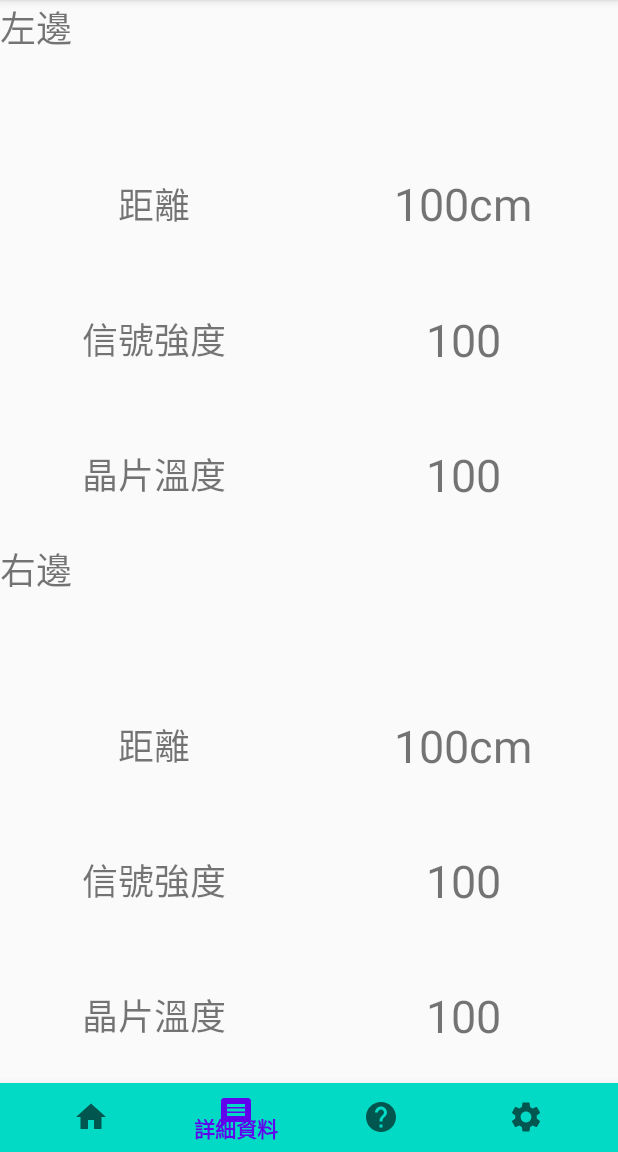
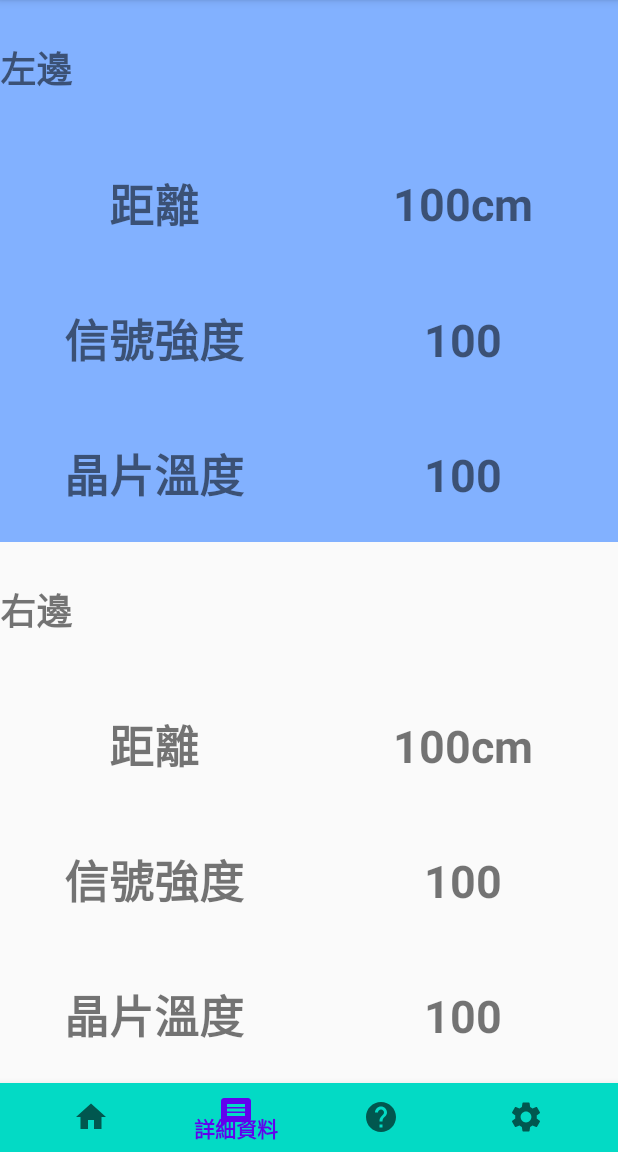
Before and after one commit to A060E105/KSU_Project, an Android app: the screen it shows after launch (MainActivity), item 2 of the bottom bar chosen, on a phone screen of 412 x 824 dp, the part 84-1236 px from its top. Run offline under Robolectric (Android 15) with nearby library versions, the phone set to English and light mode, and no system bars; our stand-ins replace ButterKnife; 4 statements that could not run were skipped.

Commit message:
[Android]fragment_help.xml新增VedioView,MainActivity.java新增連接藍芽裝置功能

```diff
--- a/Android/app/build.gradle
+++ b/Android/app/build.gradle
@@ -39,6 +39,7 @@ dependencies {
     implementation "androidx.drawerlayout:drawerlayout:1.0.0"
     implementation 'androidx.legacy:legacy-support-v4:1.0.0'
     implementation 'com.google.android.material:material:1.1.0'
+    implementation 'androidx.gridlayout:gridlayout:1.0.0'
     testImplementation 'junit:junit:4.12'
     androidTestImplementation 'androidx.test.ext:junit:1.1.1'
     androidTestImplementation 'androidx.test.espresso:espresso-core:3.2.0'
--- a/Android/app/src/main/AndroidManifest.xml
+++ b/Android/app/src/main/AndroidManifest.xml
@@ -17,7 +17,13 @@
             </intent-filter>
         </activity>
     </application>
+    <!-- 藍芽權限 -->
     <uses-permission android:name="android.permission.BLUETOOTH" />
     <uses-permission android:name="android.permission.BLUETOOTH_ADMIN" />
+    <!-- 影片權限 -->
+    <uses-permission android:name="android.permission.READ_EXTERNAL_STORAGE" />
+    <uses-permission android:name="android.permission.INTERNET" />
+
+
 
 </manifest>
--- a/Android/app/src/main/java/com/example/tfminiplusapp/Fragment_help.java
+++ b/Android/app/src/main/java/com/example/tfminiplusapp/Fragment_help.java
@@ -1,12 +1,19 @@
 package com.example.tfminiplusapp;
 
+//import android.media.session.MediaController;
+import android.widget.MediaController;
+import android.media.session.MediaSession;
+import android.os.Build;
 import android.os.Bundle;
 
+import androidx.annotation.RequiresApi;
 import androidx.fragment.app.Fragment;
 
+import android.os.Parcelable;
 import android.view.LayoutInflater;
 import android.view.View;
 import android.view.ViewGroup;
+import android.widget.VideoView;
 
 /**
  * A simple {@link Fragment} subclass.
@@ -19,6 +26,7 @@ public class Fragment_help extends Fragment {
     // the fragment initialization parameters, e.g. ARG_ITEM_NUMBER
     private static final String ARG_PARAM1 = "param1";
     private static final String ARG_PARAM2 = "param2";
+//    public static final Parcelable.Creator<MediaSession.Token> CREATOR;
 
     // TODO: Rename and change types of parameters
     private String mParam1;
@@ -53,12 +61,20 @@ public class Fragment_help extends Fragment {
             mParam1 = getArguments().getString(ARG_PARAM1);
             mParam2 = getArguments().getString(ARG_PARAM2);
         }
+
     }
 
     @Override
     public View onCreateView(LayoutInflater inflater, ViewGroup container,
                              Bundle savedInstanceState) {
         // Inflate the layout for this fragment
+        VideoView videoView = null;
+        videoView = (VideoView) videoView.findViewById(R.id.videoView2);
+        videoView.requestFocus();
+        MediaController mc = new MediaController(getActivity());
+        videoView.setMediaController(mc);
+        videoView.setVideoPath("/raw/vedio.mp4");
+
         return inflater.inflate(R.layout.fragment_help, container, false);
     }
 }
--- a/Android/app/src/main/java/com/example/tfminiplusapp/MainActivity.java
+++ b/Android/app/src/main/java/com/example/tfminiplusapp/MainActivity.java
@@ -82,7 +82,6 @@ public class MainActivity extends AppCompatActivity {
         });
     }
 
-    @SuppressLint("LongLogTag")
     public void bluefunction() {
 
         BluetoothAdapter mBluetoothAdapter = BluetoothAdapter.getDefaultAdapter();
@@ -91,6 +90,7 @@ public class MainActivity extends AppCompatActivity {
         if (mBluetoothAdapter == null) {
             // device doesn't support Bluetooth
             Log.d("Bluetooth", "device doesn't support Bluetooth");
+            return;
         } else {
             // device does support Bluetooth
             Log.d("Bluetooth", "device does support Bluetooth");
@@ -119,5 +119,4 @@ public class MainActivity extends AppCompatActivity {
         }
     }
 
-
 }
--- a/Android/app/src/main/res/layout/fragment_message.xml
+++ b/Android/app/src/main/res/layout/fragment_message.xml
@@ -20,6 +20,7 @@
             android:layout_width="match_parent"
             android:layout_height="match_parent"
             android:layout_weight="1"
+            android:background="#82B1FF"
             android:orientation="horizontal">
 
             <LinearLayout
@@ -32,36 +33,41 @@
                     android:id="@+id/tv_1"
                     android:layout_width="match_parent"
                     android:layout_height="match_parent"
+                    android:layout_weight="1"
+                    android:gravity="center|left"
                     android:text="左邊"
-                    android:layout_weight="1"
-                    android:textSize="24sp" />
+                    android:textSize="24sp"
+                    android:textStyle="bold" />
 
                 <TextView
                     android:id="@+id/tv_2"
                     android:layout_width="match_parent"
                     android:layout_height="match_parent"
+                    android:layout_weight="1"
                     android:gravity="center"
                     android:text="距離"
-                    android:layout_weight="1"
-                    android:textSize="24sp" />
+                    android:textSize="30sp"
+                    android:textStyle="bold" />
 
                 <TextView
                     android:id="@+id/tv_3"
                     android:layout_width="match_parent"
                     android:layout_height="match_parent"
+                    android:layout_weight="1"
                     android:gravity="center"
                     android:text="信號強度"
-                    android:layout_weight="1"
-                    android:textSize="24sp" />
+                    android:textSize="30sp"
+                    android:textStyle="bold" />
 
                 <TextView
                     android:id="@+id/tv_4"
                     android:layout_width="match_parent"
                     android:layout_height="match_parent"
+                    android:layout_weight="1"
                     android:gravity="center"
                     android:text="晶片溫度"
-                    android:layout_weight="1"
-                    android:textSize="24sp" />
+                    android:textSize="30sp"
+                    android:textStyle="bold" />
 
             </LinearLayout>
 
@@ -84,25 +90,28 @@
                     android:gravity="center"
                     android:text="100cm"
                     android:textAllCaps="false"
-                    android:textSize="30sp" />
+                    android:textSize="30sp"
+                    android:textStyle="bold" />
 
                 <TextView
                     android:id="@+id/tv_10"
                     android:layout_width="match_parent"
                     android:layout_height="match_parent"
+                    android:layout_weight="1"
                     android:gravity="center"
                     android:text="100"
-                    android:layout_weight="1"
-                    android:textSize="30sp" />
+                    android:textSize="30sp"
+                    android:textStyle="bold" />
 
                 <TextView
                     android:id="@+id/tv_11"
                     android:layout_width="match_parent"
                     android:layout_height="match_parent"
+                    android:layout_weight="1"
                     android:gravity="center"
-                    android:layout_weight="1"
                     android:text="100"
-                    android:textSize="30sp" />
+                    android:textSize="30sp"
+                    android:textStyle="bold" />
 
             </LinearLayout>
 
@@ -124,36 +133,41 @@
                     android:id="@+id/tv_5"
                     android:layout_width="match_parent"
                     android:layout_height="match_parent"
+                    android:layout_weight="1"
+                    android:gravity="center|left"
                     android:text="右邊"
-                    android:layout_weight="1"
-                    android:textSize="24sp" />
+                    android:textSize="24sp"
+                    android:textStyle="bold" />
 
                 <TextView
                     android:id="@+id/tv_6"
                     android:layout_width="match_parent"
                     android:layout_height="match_parent"
+                    android:layout_weight="1"
                     android:gravity="center"
                     android:text="距離"
-                    android:layout_weight="1"
-                    android:textSize="24sp" />
+                    android:textSize="30sp"
+                    android:textStyle="bold" />
 
                 <TextView
                     android:id="@+id/tv_7"
                     android:layout_width="match_parent"
                     android:layout_height="match_parent"
+                    android:layout_weight="1"
                     android:gravity="center"
                     android:text="信號強度"
-                    android:layout_weight="1"
-                    android:textSize="24sp" />
+                    android:textSize="30sp"
+                    android:textStyle="bold" />
 
                 <TextView
                     android:id="@+id/tv_8"
                     android:layout_width="match_parent"
                     android:layout_height="match_parent"
+                    android:layout_weight="1"
                     android:gravity="center"
                     android:text="晶片溫度"
-                    android:layout_weight="1"
-                    android:textSize="24sp" />
+                    android:textSize="30sp"
+                    android:textStyle="bold" />
 
             </LinearLayout>
 
@@ -172,28 +186,31 @@
                     android:id="@+id/tv_12"
                     android:layout_width="match_parent"
                     android:layout_height="match_parent"
+                    android:layout_weight="1"
                     android:gravity="center"
                     android:text="100cm"
-                    android:layout_weight="1"
-                    android:textSize="30sp" />
+                    android:textSize="30sp"
+                    android:textStyle="bold" />
 
                 <TextView
                     android:id="@+id/tv_13"
                     android:layout_width="match_parent"
                     android:layout_height="match_parent"
+                    android:layout_weight="1"
                     android:gravity="center"
                     android:text="100"
-                    android:layout_weight="1"
-                    android:textSize="30sp" />
+                    android:textSize="30sp"
+                    android:textStyle="bold" />
 
                 <TextView
                     android:id="@+id/tv_14"
                     android:layout_width="match_parent"
                     android:layout_height="match_parent"
+                    android:layout_weight="1"
                     android:gravity="center"
                     android:text="100"
-                    android:layout_weight="1"
-                    android:textSize="30sp" />
+                    android:textSize="30sp"
+                    android:textStyle="bold" />
             </LinearLayout>
         </LinearLayout>
 
```
Also changed, not shown: Android/app/src/main/res/layout/fragment_help.xml (+17 -5 lines), Android/app/src/main/res/layout/fragment_setting.xml (+10 -10 lines), 2 other files.
